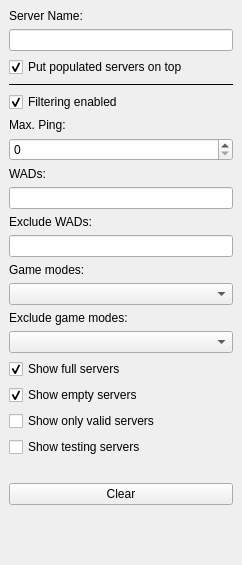
This is src/core/gui/serverfilterdock.ui in PROPHESSOR/DDCLauncher as Qt 5 draws it before an edit. The edited form follows.
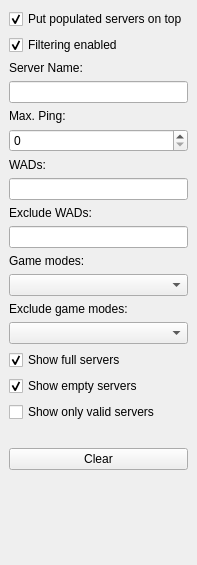
This is the edited form. Icons and pictures are not drawn. Custom widgets are drawn as their Qt base class.

```diff
--- a/src/core/gui/serverfilterdock.ui
+++ b/src/core/gui/serverfilterdock.ui
@@ -6,7 +6,7 @@
    <rect>
     <x>0</x>
     <y>0</y>
-    <width>242</width>
+    <width>181</width>
     <height>565</height>
    </rect>
   </property>
@@ -21,23 +21,6 @@
   </property>
   <widget class="QWidget" name="dockWidgetContents">
    <layout class="QVBoxLayout" name="verticalLayout_2">
-    <item>
-     <widget class="QLabel" name="label">
-      <property name="text">
-       <string>Server Name:</string>
-      </property>
-     </widget>
-    </item>
-    <item>
-     <widget class="QLineEdit" name="leServerName">
-      <property name="minimumSize">
-       <size>
-        <width>150</width>
-        <height>0</height>
-       </size>
-      </property>
-     </widget>
-    </item>
     <item>
      <widget class="QCheckBox" name="cbGroupServersWithPlayersAtTop">
       <property name="text">
@@ -48,16 +31,6 @@
       </property>
      </widget>
     </item>
-    <item>
-     <widget class="Line" name="line">
-      <property name="frameShadow">
-       <enum>QFrame::Plain</enum>
-      </property>
-      <property name="orientation">
-       <enum>Qt::Horizontal</enum>
-      </property>
-     </widget>
-    </item>
     <item>
      <widget class="QCheckBox" name="cbFilteringEnabled">
       <property name="text">
@@ -81,23 +54,31 @@
         <rect>
          <x>0</x>
          <y>0</y>
-         <width>224</width>
-         <height>425</height>
+         <width>163</width>
+         <height>479</height>
         </rect>
        </property>
        <layout class="QVBoxLayout" name="verticalLayout_3">
-        <property name="leftMargin">
+        <property name="margin">
          <number>0</number>
         </property>
-        <property name="topMargin">
-         <number>0</number>
-        </property>
-        <property name="rightMargin">
-         <number>0</number>
-        </property>
-        <property name="bottomMargin">
-         <number>0</number>
-        </property>
+        <item>
+         <widget class="QLabel" name="label">
+          <property name="text">
+           <string>Server Name:</string>
+          </property>
+         </widget>
+        </item>
+        <item>
+         <widget class="QLineEdit" name="leServerName">
+          <property name="minimumSize">
+           <size>
+            <width>150</width>
+            <height>0</height>
+           </size>
+          </property>
+         </widget>
+        </item>
         <item>
          <widget class="QLabel" name="label_2">
           <property name="text">
@@ -200,16 +181,6 @@
           </property>
          </widget>
         </item>
-        <item>
-         <widget class="QCheckBox" name="cbShowTestingServers">
-          <property name="text">
-           <string>Show testing servers</string>
-          </property>
-          <property name="tristate">
-           <bool>true</bool>
-          </property>
-         </widget>
-        </item>
         <item>
          <spacer name="horizontalSpacer">
           <property name="orientation">
@@ -228,10 +199,6 @@
           <property name="text">
            <string>Clear</string>
           </property>
-          <property name="icon">
-           <iconset resource="../../../media/resources.qrc">
-            <normaloff>:/icons/x.png</normaloff>:/icons/x.png</iconset>
-          </property>
          </widget>
         </item>
         <item>
```
Left out of the diff: 68 changed lines with no effect on the pictures.
